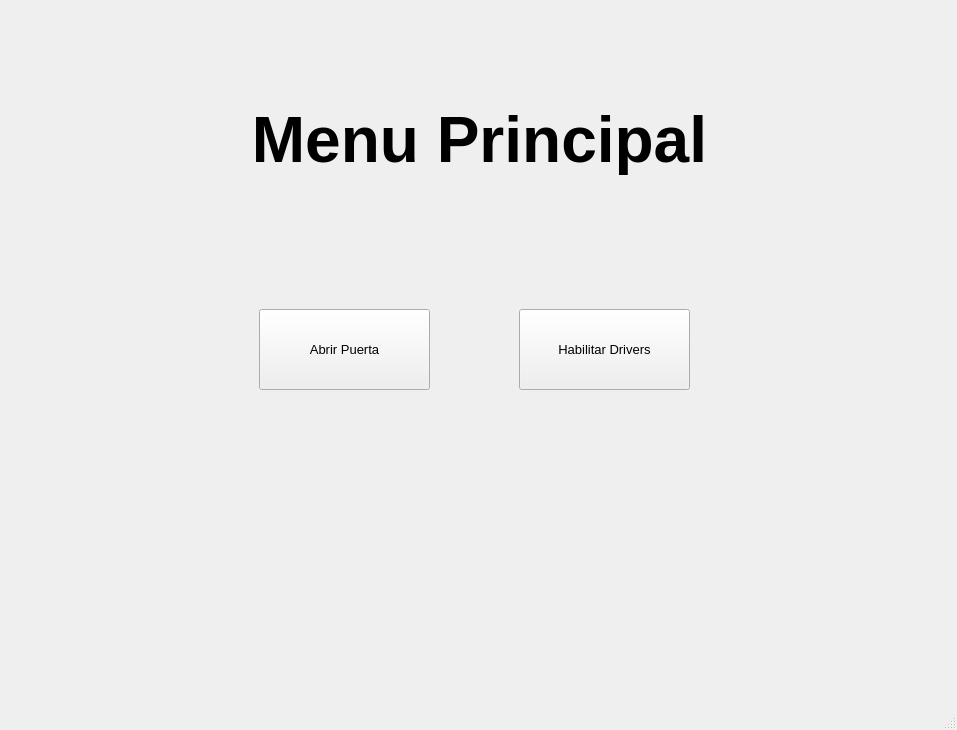
Above: software-aura1000/gui/pyqt_gui.ui from pablinleiva235/Proyecto-Final before the change. Below: the same form after it.
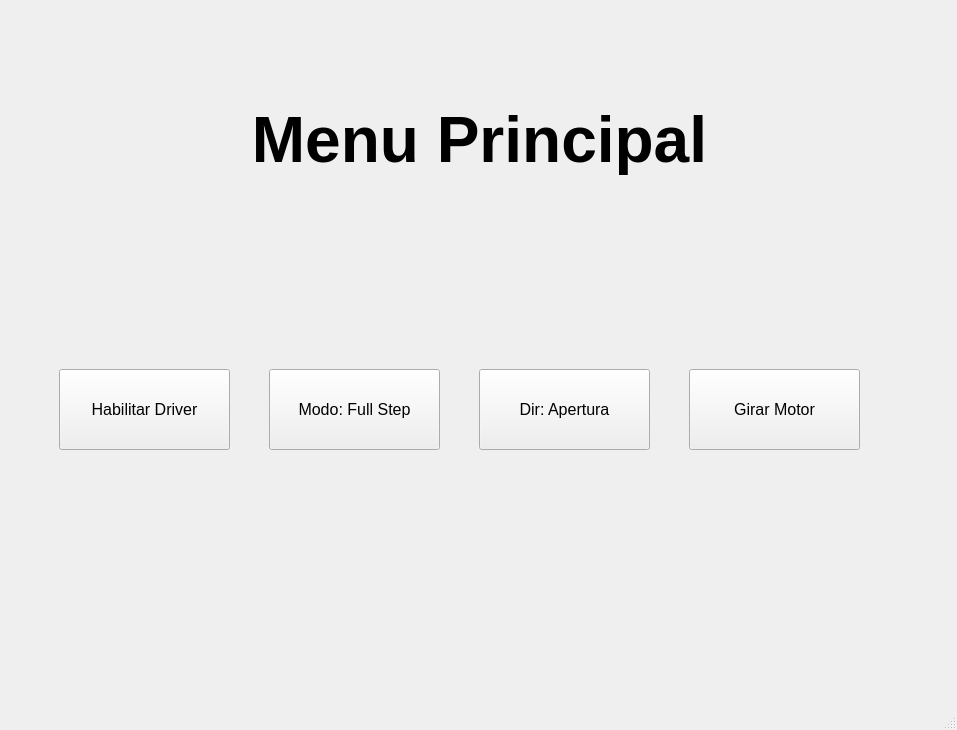
That is the form after the change.

Patch:
```diff
--- a/software-aura1000/gui/pyqt_gui.ui
+++ b/software-aura1000/gui/pyqt_gui.ui
@@ -55,37 +55,73 @@
        <widget class="QPushButton" name="MenuPrincipal_pushButton_OpenCloseDoor">
         <property name="geometry">
          <rect>
-          <x>250</x>
-          <y>300</y>
+          <x>50</x>
+          <y>360</y>
           <width>171</width>
           <height>81</height>
          </rect>
         </property>
         <property name="font">
          <font>
-          <pointsize>10</pointsize>
+          <pointsize>12</pointsize>
          </font>
         </property>
         <property name="text">
-         <string>Abrir Puerta</string>
+         <string>Habilitar Driver</string>
         </property>
        </widget>
        <widget class="QPushButton" name="MenuPrincipal_pushButton_EnableDisableDrivers">
         <property name="geometry">
          <rect>
-          <x>510</x>
-          <y>300</y>
+          <x>260</x>
+          <y>360</y>
           <width>171</width>
           <height>81</height>
          </rect>
         </property>
         <property name="font">
          <font>
-          <pointsize>10</pointsize>
+          <pointsize>12</pointsize>
          </font>
         </property>
         <property name="text">
-         <string>Habilitar Drivers</string>
+         <string>Modo: Full Step</string>
+        </property>
+       </widget>
+       <widget class="QPushButton" name="MenuPrincipal_btn_toggle_dir">
+        <property name="geometry">
+         <rect>
+          <x>470</x>
+          <y>360</y>
+          <width>171</width>
+          <height>81</height>
+         </rect>
+        </property>
+        <property name="font">
+         <font>
+          <pointsize>12</pointsize>
+         </font>
+        </property>
+        <property name="text">
+         <string>Dir: Apertura</string>
+        </property>
+       </widget>
+       <widget class="QPushButton" name="MenuPrincipal_btn_toggle_run">
+        <property name="geometry">
+         <rect>
+          <x>680</x>
+          <y>360</y>
+          <width>171</width>
+          <height>81</height>
+         </rect>
+        </property>
+        <property name="font">
+         <font>
+          <pointsize>12</pointsize>
+         </font>
+        </property>
+        <property name="text">
+         <string>Girar Motor</string>
         </property>
        </widget>
       </widget>
```
Left out of the diff: 6 changed lines with no effect on the pictures.
